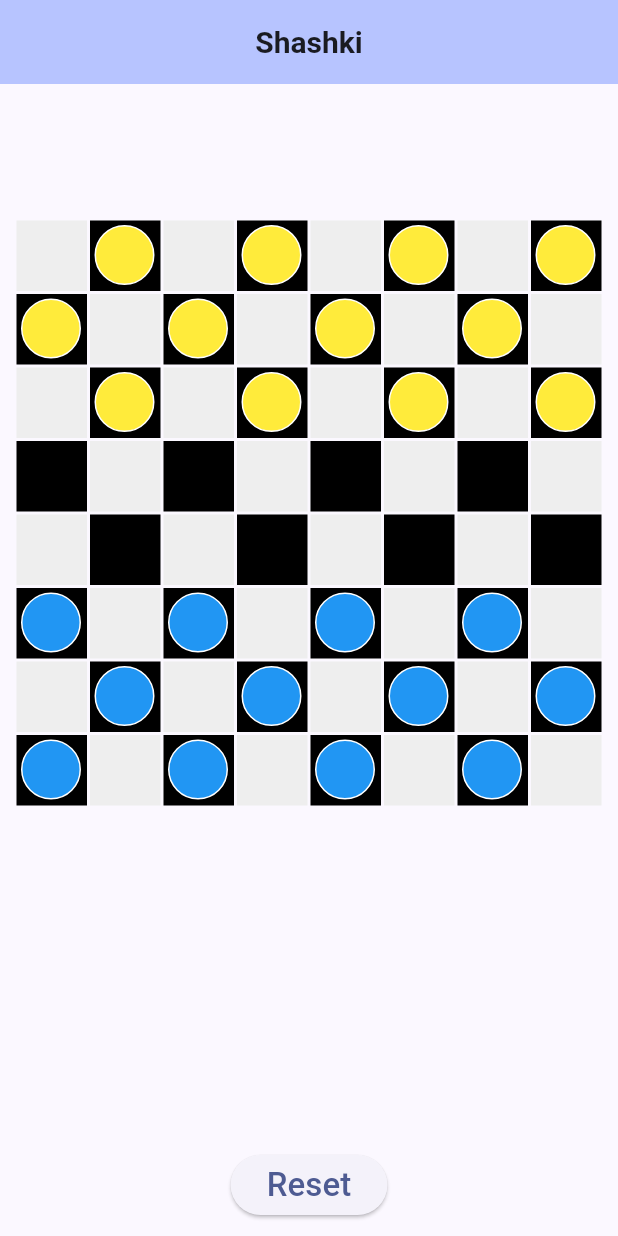
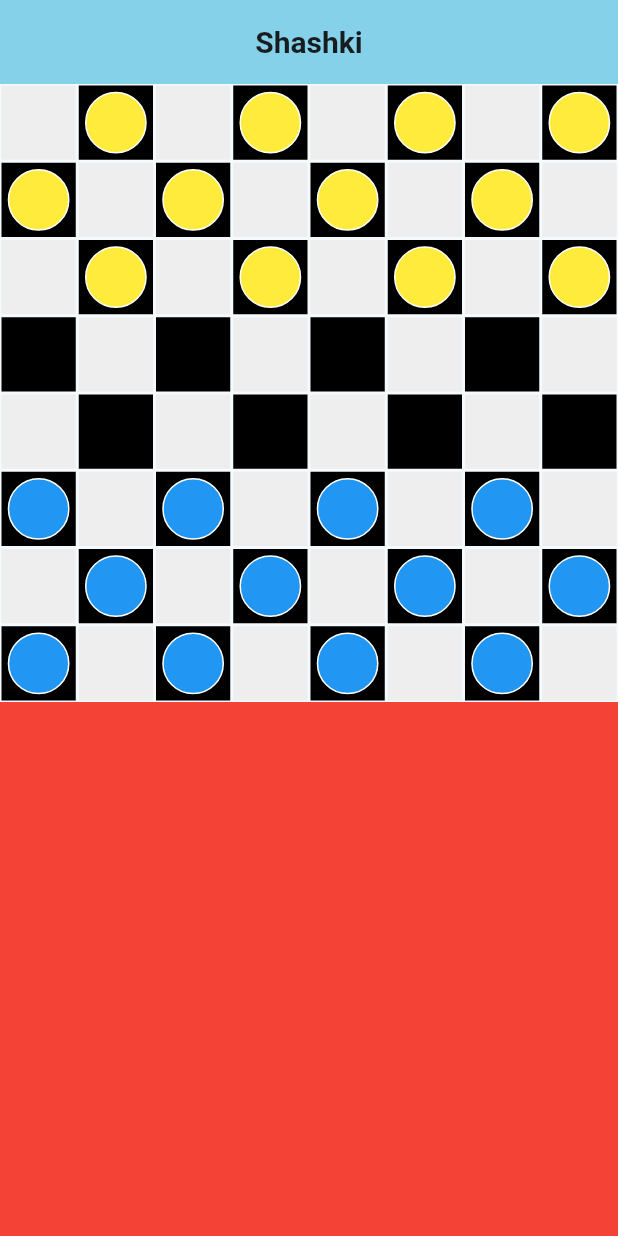
Before and after one commit to andrij-felenko/sashki, a Flutter app: the screen it shows after launch, on a phone screen of 412 x 824 dp. Run offline on Flutter 3.47's test engine with Material 3 defaults, Android fonts, the phone set to English and light mode, and no system bars.

Commit message:
make interface dynamic changes by catch changes from screen size

```diff
--- a/lib/main.dart
+++ b/lib/main.dart
@@ -3,6 +3,7 @@
 
 import 'package:shashki/ui/game_field.dart';
 import 'model/board.dart';
+import 'dart:math';
 
 void main() {
   runApp(
@@ -24,7 +25,8 @@
     return MaterialApp(
       title: 'Shashki',
       theme: ThemeData(
-        colorScheme: ColorScheme.fromSeed(seedColor: const Color.fromARGB(255, 58, 85, 183)),
+        colorScheme: ColorScheme.fromSeed(seedColor: const Color.fromARGB(
+            255, 12, 213, 255)),
         useMaterial3: true,
       ),
       home: const MyHomePage(title: 'Shashki'),
@@ -60,7 +62,43 @@
         ),
         centerTitle: true,
       ),
-      body: Center (
+      body: LayoutBuilder (
+        builder: (context, constrains) {
+          print('aaaa $constrains');
+          double width = constrains.maxWidth;
+          double height = constrains.maxHeight;
+          print('assssss $width $height');
+          double boardSize = min(width, height);
+          double infoSize = max(width, height) - min(width, height);
+          Axis axis = width < height ? Axis.vertical : Axis.horizontal;
+          WidgetsBinding.instance.addPostFrameCallback((_) {
+            Board().widgetSize = boardSize / 8;
+          });
+
+          return Flex (
+            direction: axis,
+            children: [
+              SizedBox(
+                width: boardSize,
+                height: boardSize,
+                child: const GameField(),
+              ),
+              Container (
+                color: Colors.red,
+                width: axis == Axis.vertical ? boardSize : infoSize,
+                height: axis == Axis.vertical ? infoSize : boardSize,
+              )
+            ],
+          );
+        },
+      ),
+      /* const Flex (
+        direction: Axis.vertical,
+        children: [
+          SizedBox(width: 100, height: 100, child: GameField()),
+        ],
+      )
+      Center (
         child: Container(
           padding: const EdgeInsets.fromLTRB(10, 90, 10, 10),
           child: Column(
@@ -78,7 +116,7 @@
             ],
           ),
         ),
-      )
+      )*/
     );
   }
 }
--- a/lib/model/board.dart
+++ b/lib/model/board.dart
@@ -12,6 +12,7 @@ class Board extends ChangeNotifier {
   final Player _black;
   Side _turn;
   Position _selectedField;
+  double _widgetSize = 50;
 
   static final Board _instance = Board._internal();
   Board._internal()
@@ -29,6 +30,14 @@ class Board extends ChangeNotifier {
   Side get turn => _turn;
   Position get selectedField => _selectedField;
   set selectField(Position pos) { _selectedField = pos; notifyListeners(); }
+  double get widgetSize => _widgetSize;
+  set widgetSize(double size) {
+    if (_widgetSize == size) {
+      return;
+    }
+    _widgetSize = size;
+    notifyListeners();
+  }
 
 
   void _selectFieldPos(int x, int y) { selectField = (Position(x, y)); }
--- a/lib/ui/field_item.dart
+++ b/lib/ui/field_item.dart
@@ -41,7 +41,9 @@ class _FieldItem extends State<FieldItem> {
         height: 50,
         margin: const EdgeInsets.all(1),
         decoration: BoxDecoration(
-          color: (widget.index ~/ 8)%2 == widget.index%2 ? Colors.grey[200] : Colors.black,
+          color: (widget.index ~/ 8) % 2 == widget.index%2
+              ? Colors.grey[200]
+              : Colors.black,
         ),
         // child: Center(
         //   child: widget.x == pos.x && widget.y == pos.y ? TextButton(
--- a/lib/ui/game_field.dart
+++ b/lib/ui/game_field.dart
@@ -1,18 +1,12 @@
 import 'package:flutter/material.dart';
-import 'package:flutter/widgets.dart';
-import 'package:shashki/model/piece.dart';
 import 'package:shashki/model/board.dart';
-import './field_item.dart';
-import '../model/position.dart';
 import 'model_widgets/grid_field.dart';
 import 'model_widgets/piece_widget.dart';
 
 import 'package:provider/provider.dart';
 
 class GameField extends StatefulWidget {
-  const GameField({
-    super.key,
-  });
+  const GameField( { super.key });
 
   @override
   State<GameField> createState() => _GameField();
@@ -26,10 +20,10 @@ class _GameField extends State<GameField> {
         children: <Widget>[
           const GridField(),
           Consumer <Board> (
-            builder: (context, field, child) => Stack(
+            builder: (context, board, child) => Stack(
               children: [
-                PieceWidget(field.white.pieces, Colors.blue[500]!, Colors.blue[50]!),
-                PieceWidget(field.black.pieces, Colors.yellow[500]!, Colors.yellow[50]!),
+                PieceWidget(board.white.pieces, Colors.blue[500]!, Colors.blue[50]!),
+                PieceWidget(board.black.pieces, Colors.yellow[500]!, Colors.yellow[50]!),
               ],
             ),
           ),
--- a/lib/ui/model_widgets/piece_widget.dart
+++ b/lib/ui/model_widgets/piece_widget.dart
@@ -9,8 +9,11 @@ class PieceWidget extends StatelessWidget {
   final Color _defaultColor;
   final Color _selectedColor;
 
-  PieceWidget(this._pieces, this._defaultColor, this._selectedColor, {Key? key})
-      : super(key: key ?? UniqueKey()){
+  PieceWidget(
+      this._pieces,
+      this._defaultColor, this._selectedColor,
+      {Key? key})
+  : super(key: key ?? UniqueKey()) {
     //
   }
 
@@ -25,16 +28,18 @@ class PieceWidget extends StatelessWidget {
   );
 
   Widget _buildPieceItem(BuildContext context, Piece i) {
+    double emptyShift = 0.1;
+
     return Positioned(
-      left: 4 + i.pos.x * 49,
-      top:  4 + i.pos.y * 49,
+      left: (i.pos.x + emptyShift) * Board().widgetSize,
+      top:  (i.pos.y + emptyShift) * Board().widgetSize,
       child: GestureDetector (
         onTap: () { Board().click(i.pos); },
         child: Container (
-          width: 40,
-          height: 40,
+          width: Board().widgetSize * (1 - 2 * emptyShift),
+          height: Board().widgetSize * (1 - 2 * emptyShift),
           decoration: BoxDecoration (
-            borderRadius: BorderRadius.circular(20),
+            borderRadius: BorderRadius.circular(Board().widgetSize / 2),
             /// better use this, but i`m add singleton, so...
             /// color: Provider.of <Board> (context, listen: false).selectedField == i.pos
             color: Board().selectedField == i.pos ? _selectedColor : _defaultColor,
```
